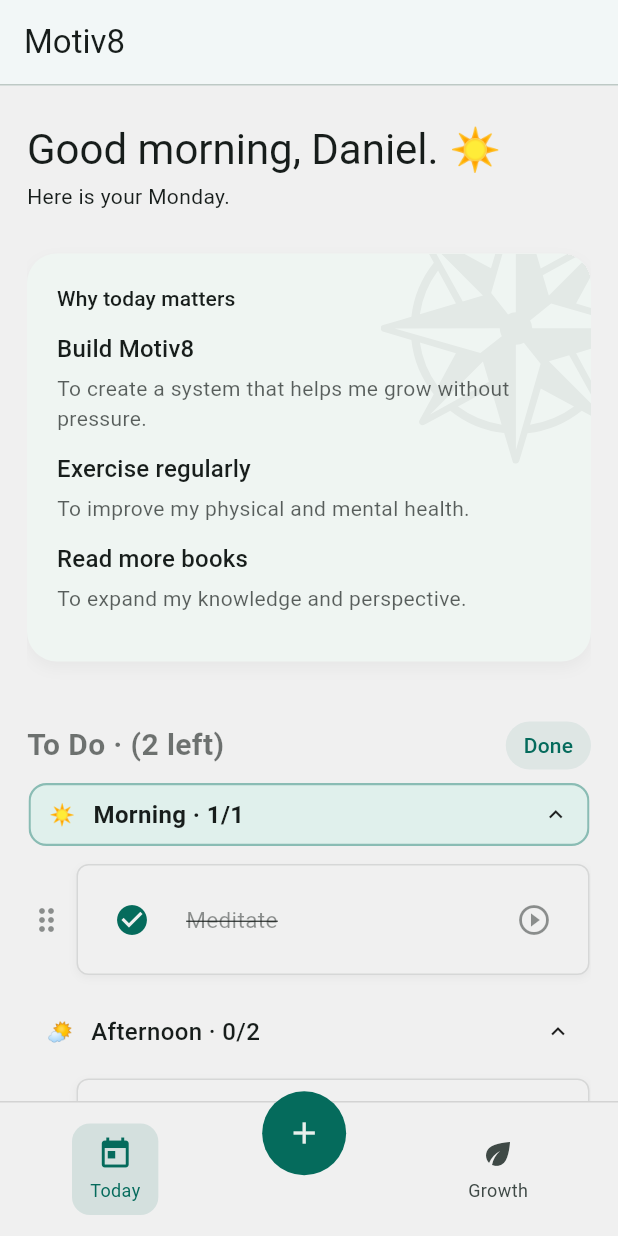
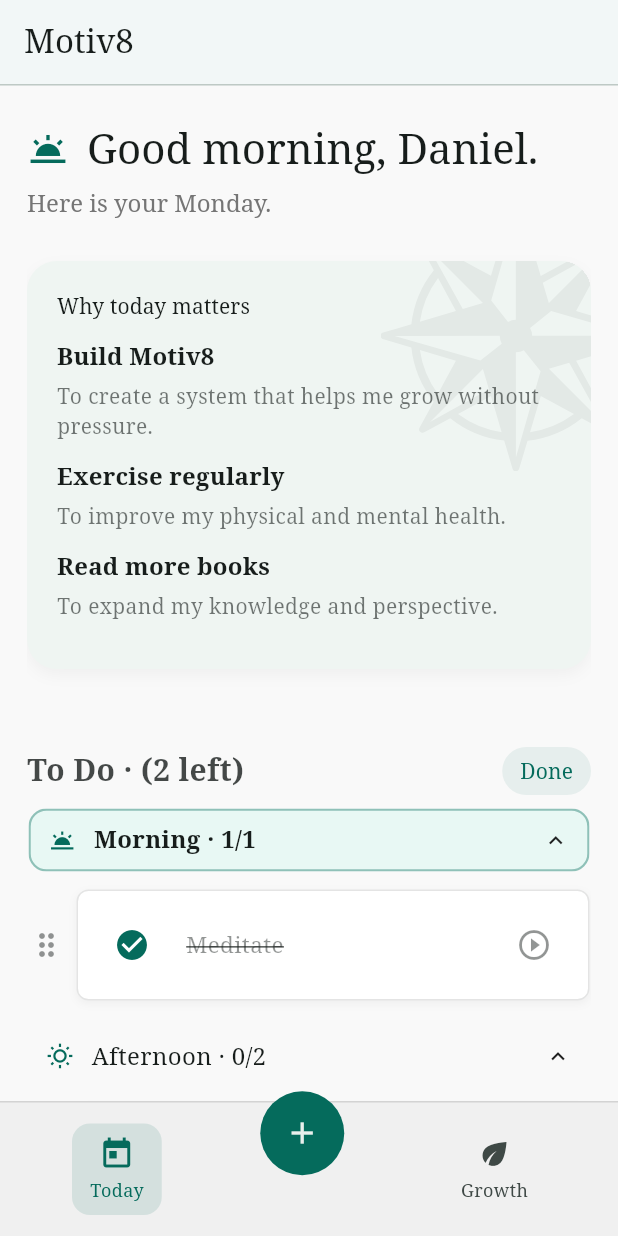
Before and after one commit to daniel-neyla/motiv8, a Flutter app: the screen it shows after launch, after a tap on "Edit", on a phone screen of 412 x 824 dp. Run offline on Flutter 3.47's test engine with Material 3 defaults, Android fonts, the phone set to English and light mode, and no system bars; our stand-ins replace dotted_border, flutter_svg.

Commit message:
Changed today view UI a little bit to match growth page

```diff
--- a/lib/app/app_scaffold.dart
+++ b/lib/app/app_scaffold.dart
@@ -17,9 +17,9 @@ class _AppScaffoldState extends State<AppScaffold> {
   }
   @override
   Widget build(BuildContext context) {
-    final colorScheme = Theme.of(context).colorScheme;
     return Scaffold(
-      backgroundColor: colorScheme.surface,
+      // backgroundColor: colorScheme.surface,
+      backgroundColor: const Color(0xFFF9F9F9),
       extendBodyBehindAppBar: true,
       appBar: AppBar(
         title: Text('Motiv8', style: Theme.of(context).textTheme.titleLarge),
@@ -37,6 +37,7 @@ class _AppScaffoldState extends State<AppScaffold> {
       ),
       body: IndexedStack(
         index: activeIndex,
+
         children: const [TodayView(), GrowthPage()],
       ),
 
--- a/lib/app/motiv8_app.dart
+++ b/lib/app/motiv8_app.dart
@@ -23,6 +23,12 @@ class Motiv8App extends StatelessWidget {
           brightness: Brightness.light,
           surface: Color.fromARGB(255, 240, 240, 240),
         ),
+        textTheme: TextTheme(
+          titleMedium: TextStyle(fontWeight: FontWeight.bold),
+          headlineSmall: TextStyle(fontSize: 16, color: Colors.grey[600]),
+        ),
+
+        fontFamily: 'Serif',
       ),
       home: const AppScaffold(),
     );
--- a/lib/growth/growth_page.dart
+++ b/lib/growth/growth_page.dart
@@ -19,9 +19,9 @@ class _GrowthPageState extends State<GrowthPage> {
 
   @override
   Widget build(BuildContext context) {
-    return Scaffold(
-      backgroundColor: const Color(0xFFF9F9F9), // Light background
-      body: SafeArea(
+    final textTheme = Theme.of(context).textTheme;
+    final colorScheme = Theme.of(context).colorScheme;
+    return SafeArea(
       child: CustomScrollView(
         physics: const BouncingScrollPhysics(),
         slivers: [
@@ -34,28 +34,19 @@ class _GrowthPageState extends State<GrowthPage> {
                 children: [
                   Row(
                     children: [
-                        const Icon(
+                      Icon(
                         Icons.spa_outlined, // Leaf icon approximation
-                          color: Color(0xFF4A7A5E),
+                        color: colorScheme.primary,
                         size: 28,
                       ),
                       const SizedBox(width: 12),
-                        const Text(
-                          'Growth Space',
-                          style: TextStyle(
-                            fontSize: 24,
-                            fontWeight: FontWeight.bold,
-                            color: Color(0xFF1F1F1F),
-                            fontFamily:
-                                'Serif', // Try to match the serif font if possible, or fallback
-                          ),
-                        ),
+                      Text('Growth Space', style: textTheme.headlineMedium),
                     ],
                   ),
                   const SizedBox(height: 8),
                   Text(
                     'Cultivate what matters to you.',
-                      style: TextStyle(fontSize: 16, color: Colors.grey[600]),
+                    style: textTheme.headlineSmall,
                   ),
                   const SizedBox(height: 24),
                 ],
@@ -66,10 +57,7 @@ class _GrowthPageState extends State<GrowthPage> {
           // Reflection Banner
           if (_showReflectionBanner)
             SliverPadding(
-                padding: const EdgeInsets.symmetric(
-                  horizontal: 20,
-                  vertical: 8,
-                ),
+              padding: const EdgeInsets.symmetric(horizontal: 20, vertical: 8),
               sliver: SliverToBoxAdapter(
                 child: ReflectionBanner(
                   onOpen: () {
@@ -254,7 +242,6 @@ class _GrowthPageState extends State<GrowthPage> {
           ), // Bottom padding
         ],
       ),
-      ),
     );
   }
 }
--- a/lib/today/close_day/close_day_button.dart
+++ b/lib/today/close_day/close_day_button.dart
@@ -6,11 +6,13 @@ import 'package:motiv8/models/day_review.dart';
 class CloseDayButton extends StatelessWidget {
   final DayReview review;
   final List<Task> unfinishedTasks;
+  final VoidCallback onCloseDay;
 
   const CloseDayButton({
     super.key,
     required this.review,
     required this.unfinishedTasks,
+    required this.onCloseDay,
   });
 
   @override
@@ -24,20 +26,23 @@ class CloseDayButton extends StatelessWidget {
           context: context,
           isScrollControlled: true,
           backgroundColor: Colors.transparent,
-          builder: (_) =>
-              CloseDayOverlay(review: review, unfinishedTasks: unfinishedTasks),
+          builder: (_) => CloseDayOverlay(
+            review: review,
+            unfinishedTasks: unfinishedTasks,
+            onCloseDay: onCloseDay,
+          ),
         );
       },
       child: Container(
         padding: const EdgeInsets.all(16),
         decoration: BoxDecoration(
           color: Theme.of(context).colorScheme.surface,
-          border: Border(
-            top: BorderSide(
-              color: Theme.of(context).dividerColor.withAlpha(100),
-              width: 1.5,
-            ),
+
+          border: Border.all(
+            color: colorScheme.outlineVariant.withAlpha(100),
+            width: 1.5,
           ),
+          borderRadius: BorderRadius.circular(12),
         ),
         child: Row(
           mainAxisAlignment: MainAxisAlignment.center,
--- a/lib/today/close_day/steps/mood_board_step.dart
+++ b/lib/today/close_day/steps/mood_board_step.dart
@@ -90,7 +90,7 @@ class _MoodGrid extends StatelessWidget {
       children: moods.map((mood) {
         final index = moods.indexOf(mood);
         return SizedBox(
-          width: 96,
+          width: 100,
           child: _MoodTile(
             mood: mood,
             description: moodDescriptions[index],
--- a/lib/today/direction_reminder.dart
+++ b/lib/today/direction_reminder.dart
@@ -76,7 +76,7 @@ class DirectionReminder extends StatelessWidget {
                                             .textTheme
                                             .bodyMedium
                                             ?.color
-                                            ?.withValues(alpha: 0.7),
+                                            ?.withValues(alpha: 0.6),
                                       ),
                                 ),
                               ],
--- a/lib/today/greeting_message.dart
+++ b/lib/today/greeting_message.dart
@@ -34,11 +34,11 @@ class GreetingMessage extends StatelessWidget {
     }
   }
 
-  String _getEmoji() {
+  IconData _getIcon() {
     final hour = DateTime.now().hour;
-    if (hour < 12) return '☀️';
-    if (hour < 18) return '🌤️';
-    return '🌙';
+    if (hour < 12) return Icons.wb_twilight_outlined;
+    if (hour < 18) return Icons.wb_sunny_outlined;
+    return Icons.bedtime_outlined;
   }
 
   @override
@@ -46,14 +46,25 @@ class GreetingMessage extends StatelessWidget {
     return Column(
       crossAxisAlignment: CrossAxisAlignment.start,
       children: [
-        Text(
-          '${_getGreeeting()}, Daniel. ${_getEmoji()}',
-          style: Theme.of(context).textTheme.headlineMedium,
+        Row(
+          children: [
+            Icon(
+              _getIcon(),
+              color: Theme.of(context).colorScheme.primary,
+              size: 28,
+            ),
+            const SizedBox(width: 12),
+            Text(
+              '${_getGreeeting()}, Daniel.',
+              style: Theme.of(context).textTheme.headlineMedium,
+            ),
+          ],
         ),
-        const SizedBox(height: 4),
+
+        const SizedBox(height: 8),
         Text(
           'Here is your ${_getWeekday()}.',
-          style: Theme.of(context).textTheme.bodyMedium,
+          style: Theme.of(context).textTheme.headlineSmall,
         ),
       ],
     );
--- a/lib/today/task_section/day_phase_section.dart
+++ b/lib/today/task_section/day_phase_section.dart
@@ -23,7 +23,7 @@ class DayPhaseSection extends StatefulWidget {
   final String? activeTaskId;
   final String title;
   final DayPhase dayPhase;
-  final String emoji;
+  final IconData emoji;
   final List<Task> tasks;
   final bool isEditingTasks;
   final void Function(String) onToggleTask;
@@ -168,7 +168,7 @@ class _PhaseHeader extends StatelessWidget {
   });
 
   final String title;
-  final String emoji;
+  final IconData emoji;
   final bool isOpen;
   final bool isPast;
   final bool isActive;
@@ -205,7 +205,7 @@ class _PhaseHeader extends StatelessWidget {
               padding: const EdgeInsets.symmetric(vertical: 8, horizontal: 12),
               child: Row(
                 children: [
-                  Text(emoji),
+                  Icon(emoji, size: 18, color: colorScheme.primary),
                   const SizedBox(width: 12),
                   Text(
                     '$title · $completedCount/$totalCount',
--- a/lib/today/task_section/task_item.dart
+++ b/lib/today/task_section/task_item.dart
@@ -26,7 +26,7 @@ class TaskItem extends StatelessWidget {
 
     return Container(
       decoration: BoxDecoration(
-        color: colorScheme.surface,
+        color: Colors.white,
         borderRadius: BorderRadius.circular(8),
 
         border: Border.all(color: colorScheme.onSurface.withAlpha(30)),
--- a/lib/today/task_section/tasks_section.dart
+++ b/lib/today/task_section/tasks_section.dart
@@ -113,11 +113,12 @@ class _TasksSectionState extends State<TasksSection> {
             task: widget.tasks.firstWhere((t) => t.id == activeTaskId),
             onClear: clearActiveTask,
           ),
+        SizedBox(height: 12),
         Row(
           mainAxisAlignment: MainAxisAlignment.spaceBetween,
           children: [
             Opacity(
-              opacity: 0.6,
+              opacity: 0.8,
               child: Text(
                 widget.tasks.every((task) => task.completed)
                     ? 'All done for today! 🎉'
@@ -158,7 +159,7 @@ class _TasksSectionState extends State<TasksSection> {
         DayPhaseSection(
           title: 'Morning',
           dayPhase: DayPhase.morning,
-          emoji: '☀️',
+          emoji: Icons.wb_twilight_outlined,
           tasks: widget.tasks
               .where((task) => task.dayPhase == DayPhase.morning)
               .toList(),
@@ -172,7 +173,7 @@ class _TasksSectionState extends State<TasksSection> {
           title: 'Afternoon',
 
           dayPhase: DayPhase.afternoon,
-          emoji: '🌤️',
+          emoji: Icons.wb_sunny_outlined,
           tasks: widget.tasks
               .where((task) => task.dayPhase == DayPhase.afternoon)
               .toList(),
@@ -184,7 +185,7 @@ class _TasksSectionState extends State<TasksSection> {
         ),
         DayPhaseSection(
           title: 'Evening',
-          emoji: '🌙',
+          emoji: Icons.bedtime_outlined,
           dayPhase: DayPhase.evening,
           tasks: widget.tasks
               .where((task) => task.dayPhase == DayPhase.evening)
--- a/lib/today/today_open_view.dart
+++ b/lib/today/today_open_view.dart
@@ -12,6 +12,7 @@ class TodayOpenView extends StatefulWidget {
   final List<Task> tasks;
   final Function(String) toggleTask;
   final Function(String) quickAddTask;
+  final VoidCallback onCloseDay;
 
   final DayReview review;
   const TodayOpenView({
@@ -20,7 +21,7 @@ class TodayOpenView extends StatefulWidget {
     required this.tasks,
     required this.toggleTask,
     required this.quickAddTask,
-
+    required this.onCloseDay,
     required this.review,
   });
   @override
@@ -81,6 +82,7 @@ class _TodayOpenViewState extends State<TodayOpenView> {
         padding: EdgeInsets.symmetric(horizontal: 18),
         child: CustomScrollView(
           controller: _scrollController,
+          physics: BouncingScrollPhysics(),
           slivers: [
             SliverToBoxAdapter(child: SizedBox(height: 24)),
             SliverToBoxAdapter(child: const GreetingMessage()),
@@ -106,6 +108,7 @@ class _TodayOpenViewState extends State<TodayOpenView> {
               sliver: SliverToBoxAdapter(
                 child: CloseDayButton(
                   review: widget.review,
+                  onCloseDay: widget.onCloseDay,
 
                   unfinishedTasks: widget.tasks
                       .where((t) => !t.completed)
```
Also changed, not shown: lib/today/close_day/close_day_overlay.dart (+3 -13 lines), lib/today/close_day/steps/carry_over_step.dart (+6 -5 lines), lib/today/today_closed_view.dart (+31 -29 lines), lib/today/today_view.dart (+7 -1 lines). Lines whose indentation alone changed are shown as unchanged.
